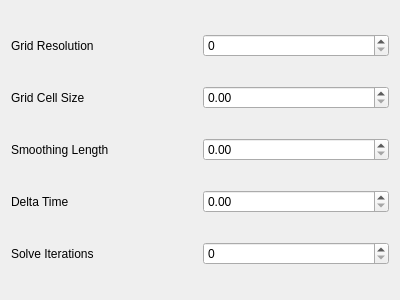
Before: the Qt Designer form form/solverpropertywidget.ui in IdrisMiles/FluBS, drawn with Qt 5.
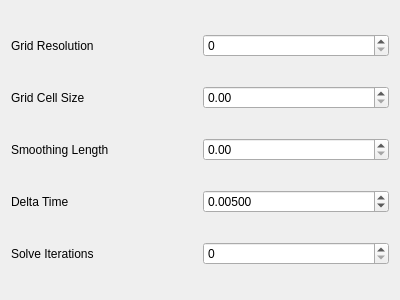
After: the same form once the commit is applied.

The edit to the form file:
```diff
--- a/form/solverpropertywidget.ui
+++ b/form/solverpropertywidget.ui
@@ -53,7 +53,23 @@
     <widget class="QSpinBox" name="solveIterations"/>
    </item>
    <item row="3" column="1">
-    <widget class="QDoubleSpinBox" name="deltaTime"/>
+    <widget class="QDoubleSpinBox" name="deltaTime">
+     <property name="decimals">
+      <number>5</number>
+     </property>
+     <property name="minimum">
+      <double>0.001000000000000</double>
+     </property>
+     <property name="maximum">
+      <double>1.000000000000000</double>
+     </property>
+     <property name="singleStep">
+      <double>0.000100000000000</double>
+     </property>
+     <property name="value">
+      <double>0.005000000000000</double>
+     </property>
+    </widget>
    </item>
    <item row="2" column="1">
     <widget class="QDoubleSpinBox" name="smoothingLength"/>
```
